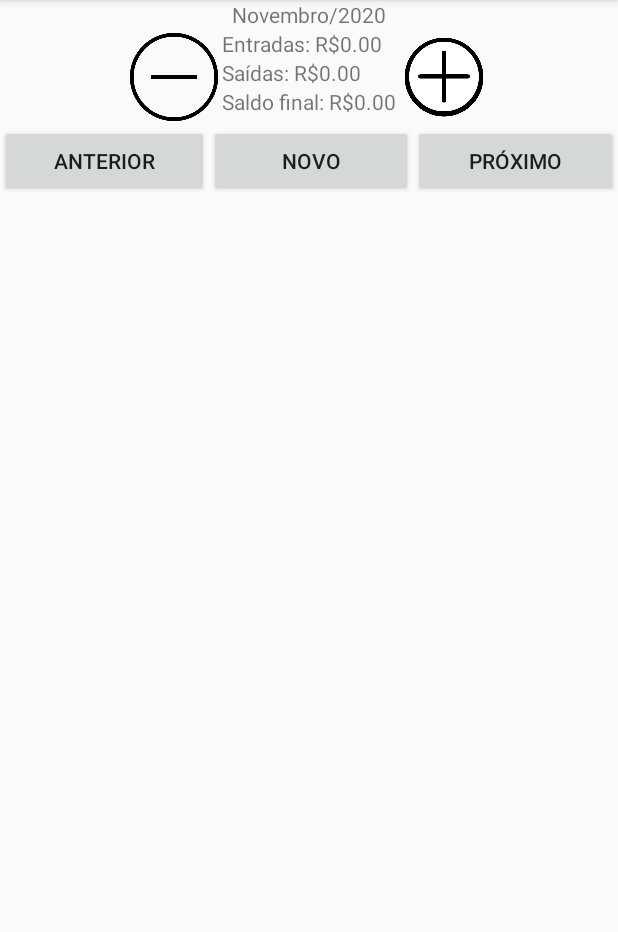
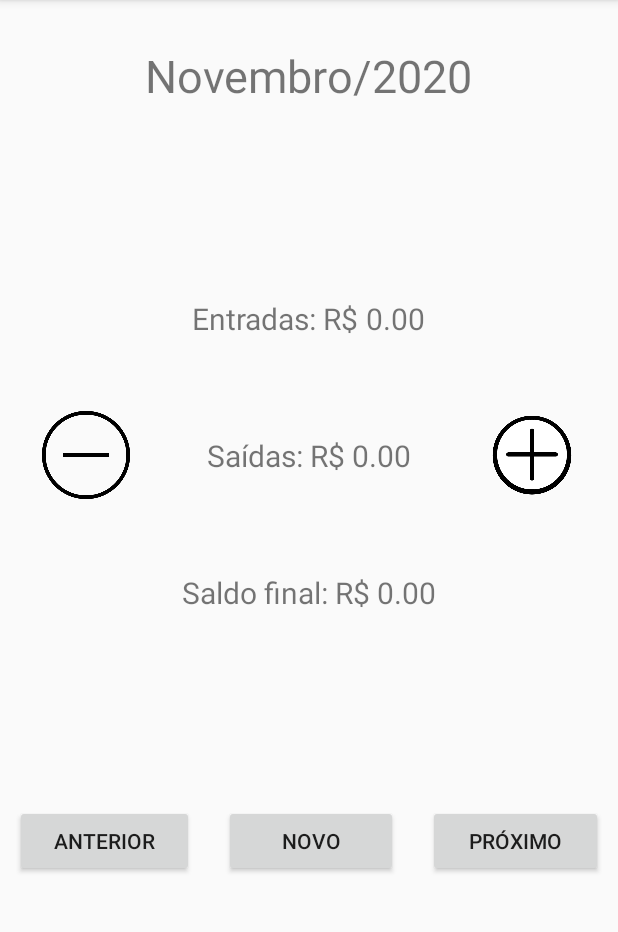
Before and after one commit to nigarofe/GestorFinanceiro, an Android app: the screen it shows after launch (MainActivity), on a phone screen of 412 x 824 dp, the part 84-1016 px from its top. Run offline under Robolectric (Android 15) with nearby library versions, the phone set to English and light mode, and no system bars.

Commit message:
Fim vídeo 6

```diff
--- a/app/src/main/res/layout/activity_main.xml
+++ b/app/src/main/res/layout/activity_main.xml
@@ -9,13 +9,19 @@
     <LinearLayout
         android:layout_width="match_parent"
         android:layout_height="match_parent"
-        android:orientation="vertical">
+        android:orientation="vertical"
+        tools:layout_editor_absoluteX="-40dp"
+        tools:layout_editor_absoluteY="109dp">
 
         <TextView
             android:layout_width="wrap_content"
             android:layout_height="wrap_content"
             android:layout_gravity="center"
-            android:text="Novembro/2020" />
+            android:layout_marginTop="30dp"
+            android:layout_marginBottom="64dp"
+            android:text="Novembro/2020"
+            android:textSize="30sp"
+            android:id="@+id/tituloMain"/>
 
         <LinearLayout
             android:layout_width="wrap_content"
@@ -26,7 +32,10 @@
             <ImageButton
                 android:layout_width="64dp"
                 android:layout_height="64dp"
-                android:background="@mipmap/sub" />
+                android:background="@mipmap/sub"
+                android:layout_gravity="center"
+                android:layout_marginRight="32dp"
+                android:id="@+id/saidaBtn"/>
 
             <LinearLayout
                 android:layout_width="wrap_content"
@@ -36,49 +45,65 @@
                 <LinearLayout
                     android:layout_width="wrap_content"
                     android:layout_height="wrap_content"
-                    android:orientation="horizontal">
+                    android:layout_gravity="center"
+                    android:orientation="horizontal"
+                    android:layout_marginBottom="64dp"
+                    android:layout_marginTop="64dp">
 
                     <TextView
                         android:layout_width="wrap_content"
                         android:layout_height="wrap_content"
-                        android:text="Entradas: R$" />
+                        android:text="Entradas: R$ "
+                        android:textSize="20sp" />
 
                     <TextView
                         android:layout_width="wrap_content"
                         android:layout_height="wrap_content"
-                        android:text="0.00" />
+                        android:text="0.00"
+                        android:textSize="20sp"
+                        android:id="@+id/entradaTxt"/>
                 </LinearLayout>
 
                 <LinearLayout
                     android:layout_width="wrap_content"
                     android:layout_height="wrap_content"
-                    android:orientation="horizontal">
+                    android:layout_gravity="center"
+                    android:orientation="horizontal"
+                    android:layout_marginBottom="64dp">
 
                     <TextView
                         android:layout_width="wrap_content"
                         android:layout_height="wrap_content"
-                        android:text="Saídas: R$" />
+                        android:text="Saídas: R$ "
+                        android:textSize="20sp" />
 
                     <TextView
                         android:layout_width="wrap_content"
                         android:layout_height="wrap_content"
-                        android:text="0.00" />
+                        android:text="0.00"
+                        android:textSize="20sp"
+                        android:id="@+id/saidaTxt"/>
                 </LinearLayout>
 
                 <LinearLayout
                     android:layout_width="wrap_content"
                     android:layout_height="wrap_content"
-                    android:orientation="horizontal">
+                    android:layout_gravity="center"
+                    android:orientation="horizontal"
+                    android:layout_marginBottom="64dp">
 
                     <TextView
                         android:layout_width="wrap_content"
                         android:layout_height="wrap_content"
-                        android:text="Saldo final: R$" />
+                        android:text="Saldo final: R$ "
+                        android:textSize="20sp" />
 
                     <TextView
                         android:layout_width="wrap_content"
                         android:layout_height="wrap_content"
-                        android:text="0.00" />
+                        android:text="0.00"
+                        android:textSize="20sp"
+                        android:id="@+id/saldoTxt"/>
                 </LinearLayout>
 
             </LinearLayout>
@@ -86,32 +111,42 @@
             <ImageButton
                 android:layout_width="64dp"
                 android:layout_height="64dp"
-                android:background="@mipmap/soma" />
+                android:background="@mipmap/soma"
+                android:layout_gravity="center"
+                android:layout_marginLeft="32dp"
+                android:id="@+id/entradaBtn"/>
 
         </LinearLayout>
 
         <LinearLayout
             android:layout_width="match_parent"
             android:layout_height="wrap_content"
-            android:orientation="horizontal">
+            android:orientation="horizontal"
+            android:layout_marginTop="64dp">
 
             <Button
                 android:layout_width="wrap_content"
                 android:layout_height="wrap_content"
                 android:layout_weight="1"
-                android:text="Anterior" />
+                android:text="Anterior"
+                android:id="@+id/anteriorBtn"
+                android:layout_marginHorizontal="10dp"/>
 
             <Button
                 android:layout_width="wrap_content"
                 android:layout_height="wrap_content"
                 android:layout_weight="1"
-                android:text="Novo" />
+                android:text="Novo"
+                android:id="@+id/novoBtn"
+                android:layout_marginHorizontal="10dp"/>
 
             <Button
                 android:layout_width="wrap_content"
                 android:layout_height="wrap_content"
                 android:layout_weight="1"
-                android:text="Próximo" />
+                android:text="Próximo"
+                android:id="@+id/proximoBtn"
+                android:layout_marginHorizontal="10dp"/>
 
         </LinearLayout>
 
```
